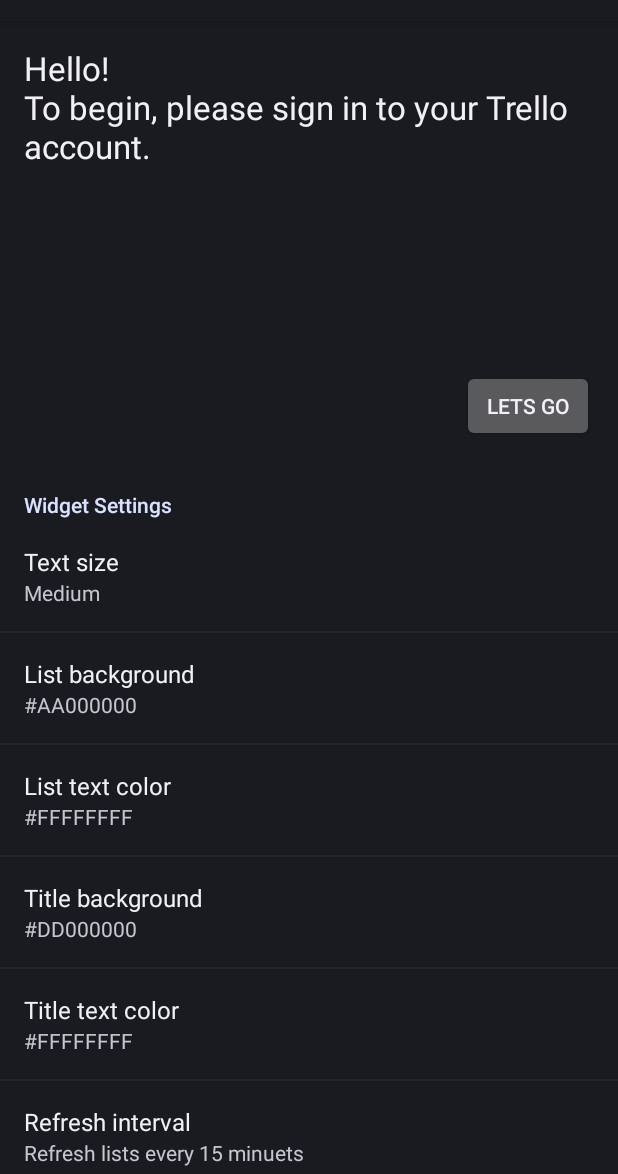
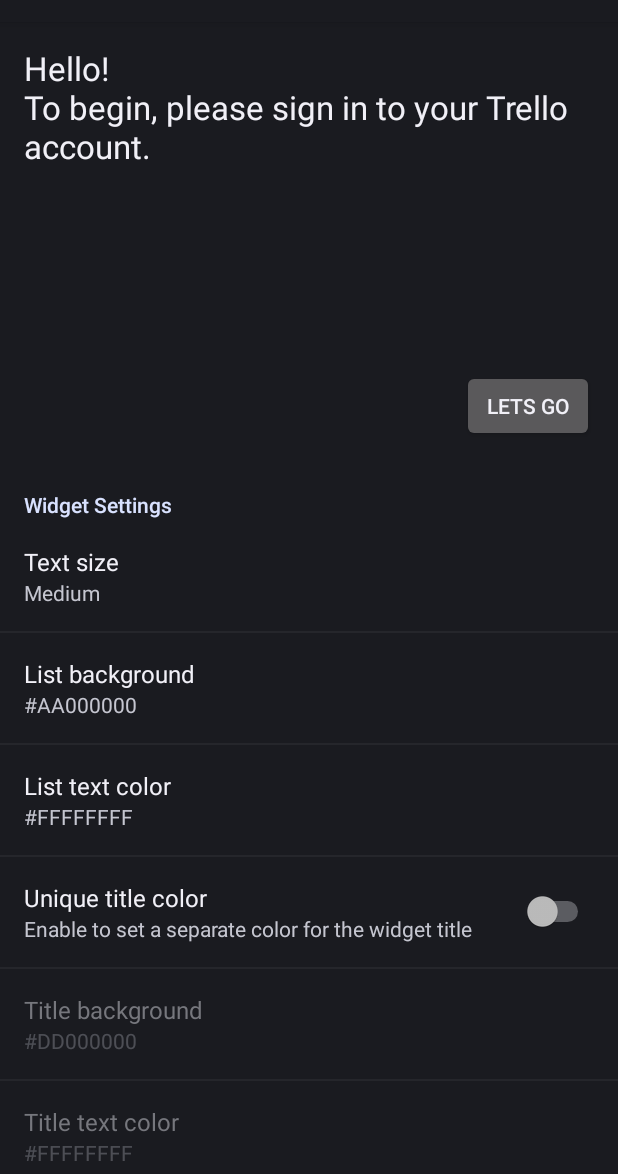
Before and after one commit to oryanm/TrelloWidget, an Android app: the screen it shows after launch (MainActivity), on a phone screen of 412 x 824 dp, the part 62-1236 px from its top. Run offline under Robolectric (Android 15) with nearby library versions, the phone set to English and light mode, and no system bars; our stand-ins replace Volley; libraries missing offline, so code that uses them is left out: com.larswerkman.holocolorpicker.

Commit message:
Make unique title color settings optional
When the new slider is off, everything gets the colors from the List View
settings.  When on, enables the unique title bar color settings.

Signed-off-by: Jim Ramsay <i.am@jimramsay.com>

```diff
--- a/app/src/main/kotlin/com/github/oryanmat/trellowidget/activity/GeneralPreferenceFragment.kt
+++ b/app/src/main/kotlin/com/github/oryanmat/trellowidget/activity/GeneralPreferenceFragment.kt
@@ -4,6 +4,7 @@
 import android.os.Bundle
 import android.preference.ListPreference
 import android.preference.PreferenceFragment
+import android.preference.SwitchPreference
 import com.github.oryanmat.trellowidget.R
 import com.github.oryanmat.trellowidget.util.color.ColorPreference
 import com.github.oryanmat.trellowidget.widget.updateWidgets
@@ -23,6 +24,7 @@
         listener.onSharedPreferenceChanged(preferences, getString(R.string.pref_fore_color_key))
         listener.onSharedPreferenceChanged(preferences, getString(R.string.pref_title_back_color_key))
         listener.onSharedPreferenceChanged(preferences, getString(R.string.pref_title_fore_color_key))
+        listener.onSharedPreferenceChanged(preferences, getString(R.string.pref_title_use_unique_color_key))
         listener.onSharedPreferenceChanged(preferences, getString(R.string.pref_update_interval_key))
     }
 
@@ -60,6 +62,17 @@
         } else if (key == getString(R.string.pref_title_fore_color_key)) {
             val preference = findPreference(key) as ColorPreference
             preference.summary = String.format(COLOR_FORMAT, preference.color)
+        } else if (key == getString(R.string.pref_title_use_unique_color_key)) {
+            val preference = findPreference(key) as SwitchPreference
+            with(preference) {
+                setSummary(if (isChecked)
+                    R.string.pref_title_use_unique_color_enabled_desc else
+                    R.string.pref_title_use_unique_color_disabled_desc)
+                val titleFgPref = findPreference(getString(R.string.pref_title_fore_color_key)) as ColorPreference
+                val titleBgPref = findPreference(getString(R.string.pref_title_back_color_key)) as ColorPreference
+                titleFgPref.isEnabled = isChecked
+                titleBgPref.isEnabled = isChecked
+            }
         }
     }
 }
--- a/app/src/main/res/values/strings_preferences.xml
+++ b/app/src/main/res/values/strings_preferences.xml
@@ -36,6 +36,12 @@
     <string name="pref_title_fore_color_desc">Change the text color of the title</string>
     <integer name="pref_title_fore_color_default">0xFFFFFFFF</integer>
 
+    <string name="pref_title_use_unique_color_key">title_use_unique_color</string>
+    <string name="pref_title_use_unique_color_title">Unique title color</string>
+    <string name="pref_title_use_unique_color_enabled_desc">Disable to use a single color for the entire widget</string>
+    <string name="pref_title_use_unique_color_disabled_desc">Enable to set a separate color for the widget title</string>
+    <bool name="pref_title_use_unique_color_default">false</bool>
+
     <string name="pref_back_color_key">back_color</string>
     <string name="pref_back_color_title">List background</string>
     <string name="pref_back_color_desc">Change background color of the card list area</string>
--- a/app/src/main/res/xml/pref_general.xml
+++ b/app/src/main/res/xml/pref_general.xml
@@ -21,6 +21,12 @@
             android:key="@string/pref_fore_color_key"
             android:summary="@string/pref_fore_color_desc"
             android:title="@string/pref_fore_color_title" />
+
+        <SwitchPreference
+            android:defaultValue="@bool/pref_title_use_unique_color_default"
+            android:key="@string/pref_title_use_unique_color_key"
+            android:summary="@string/pref_title_use_unique_color_disabled_desc"
+            android:title="@string/pref_title_use_unique_color_title" />
 
         <com.github.oryanmat.trellowidget.util.color.ColorPreference
             android:defaultValue="@integer/pref_title_back_color_default"
```
Also changed, not shown: app/src/main/kotlin/com/github/oryanmat/trellowidget/util/PrefUtil.kt (+20 -6 lines).
